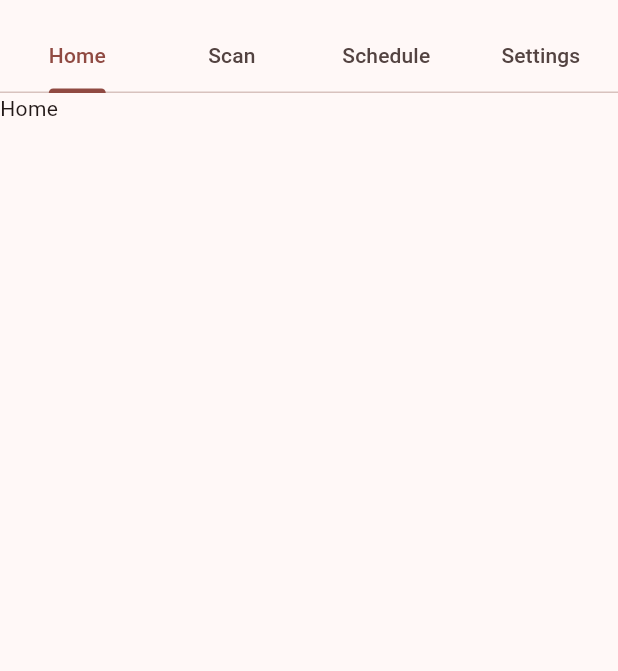
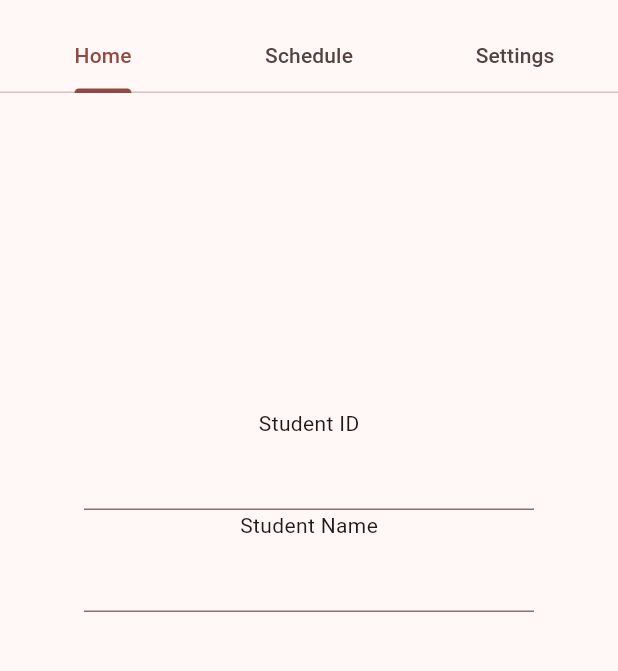
Before and after one commit to RaveZam/MyAttendance, a Flutter app: the screen it shows after launch, on a phone screen of 412 x 824 dp, the part 63-734 px from its top. Run offline on Flutter 3.47's test engine with Material 3 defaults, Android fonts, the phone set to English and light mode, and no system bars.

Commit message:
initial commit

```diff
--- /dev/null
+++ b/lib/features/Home/pages/homepage.dart
@@ -0,0 +1,16 @@
+import 'package:flutter/material.dart';
+import 'package:myattendance/features/ScanFeature/widgets/qr_generator.dart';
+
+class Homepage extends StatefulWidget {
+  const Homepage({super.key});
+
+  @override
+  State<Homepage> createState() => _HomePageState();
+}
+
+class _HomePageState extends State<Homepage> {
+  @override
+  Widget build(BuildContext context) {
+    return const Scaffold(body: Center(child: QrGenerator()));
+  }
+}
--- /dev/null
+++ b/lib/features/ScanFeature/widgets/qr_generator.dart
@@ -0,0 +1,30 @@
+import 'package:flutter/material.dart';
+
+class QrGenerator extends StatefulWidget {
+  const QrGenerator({super.key});
+
+  @override
+  State<QrGenerator> createState() => _QrGeneratorState();
+}
+
+class _QrGeneratorState extends State<QrGenerator> {
+  final TextEditingController studentIDController = TextEditingController();
+  final TextEditingController studentNameController = TextEditingController();
+  String studentID = "";
+  String studentName = "";
+  @override
+  Widget build(BuildContext context) {
+    return SizedBox(
+      width: 300,
+      height: 300,
+      child: Column(
+        children: [
+          Text("Student ID"),
+          TextField(),
+          Text("Student Name"),
+          TextField(),
+        ],
+      ),
+    );
+  }
+}
--- a/lib/main.dart
+++ b/lib/main.dart
@@ -1,4 +1,5 @@
 import 'package:flutter/material.dart';
+import 'package:myattendance/features/Home/pages/homepage.dart';
 
 void main() {
   runApp(const MyApp());
@@ -15,21 +16,25 @@ class MyApp extends StatelessWidget {
         colorScheme: ColorScheme.fromSeed(seedColor: Colors.red),
       ),
       home: DefaultTabController(
-        length: 4,
+        length: 3,
         child: Scaffold(
           appBar: AppBar(
             title: Text('My Attendance'),
             bottom: TabBar(
               tabs: [
                 Tab(text: 'Home'),
-                Tab(text: 'Scan'),
                 Tab(text: 'Schedule'),
                 Tab(text: 'Settings'),
               ],
             ),
           ),
           body: TabBarView(
-            children: [Text('Home'), Text('Settings'), Text('Profile')],
+            children: [
+              Homepage(),
+              Text('Settings'),
+              Text('Profile'),
+              Text('Settings'),
+            ],
           ),
         ),
       ),
@@ -50,15 +55,6 @@ class _MyHomePageState extends State<MyHomePage> {
   @override
   Widget build(BuildContext context) {
     return Scaffold(
-      // appBar: AppBar(
-      //   // TRY THIS: Try changing the color here to a specific color (to
-      //   // Colors.amber, perhaps?) and trigger a hot reload to see the AppBar
-      //   // change color while the other colors stay the same.
-      //   backgroundColor: Theme.of(context).colorScheme.inversePrimary,
-      //   // Here we take the value from the MyHomePage object that was created by
-      //   // the App.build method, and use it to set our appbar title.
-      //   title: Text(widget.title),
-      // ),
       body: Center(
         child: Column(
           mainAxisAlignment: MainAxisAlignment.center,
```
